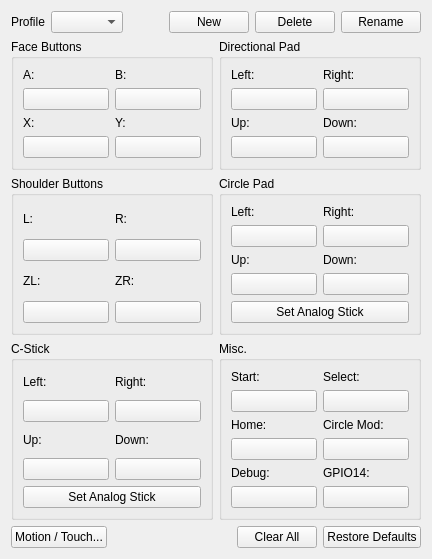
Before: the Qt Designer form src/citra_qt/configuration/configure_input.ui in tbsp/citra-valentin, drawn with Qt 5.
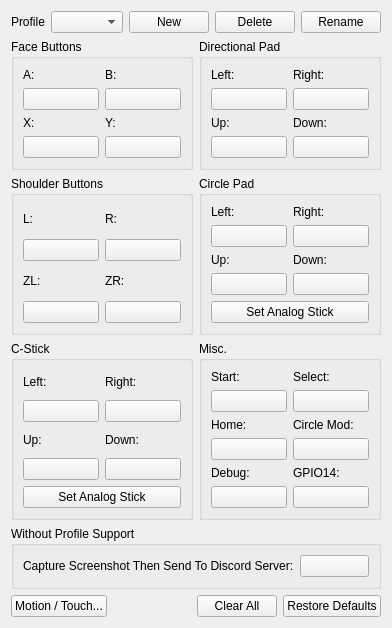
After: the same form once the commit is applied.

```diff
--- a/src/citra_qt/configuration/configure_input.ui
+++ b/src/citra_qt/configuration/configure_input.ui
@@ -2,6 +2,14 @@
 <ui version="4.0">
  <class>ConfigureInput</class>
  <widget class="QWidget" name="ConfigureInput">
+  <property name="geometry">
+   <rect>
+    <x>0</x>
+    <y>0</y>
+    <width>374</width>
+    <height>620</height>
+   </rect>
+  </property>
   <property name="windowTitle">
    <string>ConfigureInput</string>
   </property>
@@ -56,268 +64,7 @@
    </item>
    <item>
     <layout class="QGridLayout" name="gridLayout_7">
-     <item row="0" column="0">
-      <widget class="QGroupBox" name="faceButtons">
-       <property name="title">
-        <string>Face Buttons</string>
-       </property>
-       <property name="flat">
-        <bool>false</bool>
-       </property>
-       <property name="checkable">
-        <bool>false</bool>
-       </property>
-       <layout class="QGridLayout" name="gridLayout">
-        <item row="1" column="1">
-         <layout class="QVBoxLayout" name="verticalLayout_4">
-          <item>
-           <widget class="QLabel" name="label_4">
-            <property name="text">
-             <string>Y:</string>
-            </property>
-           </widget>
-          </item>
-          <item>
-           <widget class="QPushButton" name="buttonY">
-            <property name="text">
-             <string/>
-            </property>
-           </widget>
-          </item>
-         </layout>
-        </item>
-        <item row="1" column="0">
-         <layout class="QVBoxLayout" name="verticalLayout_3">
-          <item>
-           <widget class="QLabel" name="label_3">
-            <property name="text">
-             <string>X:</string>
-            </property>
-           </widget>
-          </item>
-          <item>
-           <widget class="QPushButton" name="buttonX">
-            <property name="text">
-             <string/>
-            </property>
-           </widget>
-          </item>
-         </layout>
-        </item>
-        <item row="0" column="1">
-         <layout class="QVBoxLayout" name="verticalLayout_2">
-          <item>
-           <widget class="QLabel" name="label_2">
-            <property name="text">
-             <string>B:</string>
-            </property>
-           </widget>
-          </item>
-          <item>
-           <widget class="QPushButton" name="buttonB">
-            <property name="text">
-             <string/>
-            </property>
-           </widget>
-          </item>
-         </layout>
-        </item>
-        <item row="0" column="0">
-         <layout class="QVBoxLayout" name="verticalLayout">
-          <item>
-           <widget class="QLabel" name="label">
-            <property name="text">
-             <string>A:</string>
-            </property>
-           </widget>
-          </item>
-          <item>
-           <widget class="QPushButton" name="buttonA">
-            <property name="text">
-             <string/>
-            </property>
-           </widget>
-          </item>
-         </layout>
-        </item>
-       </layout>
-      </widget>
-     </item>
-     <item row="0" column="1">
-      <widget class="QGroupBox" name="faceButtons_2">
-       <property name="title">
-        <string>Directional Pad</string>
-       </property>
-       <property name="flat">
-        <bool>false</bool>
-       </property>
-       <property name="checkable">
-        <bool>false</bool>
-       </property>
-       <layout class="QGridLayout" name="gridLayout_2">
-        <item row="1" column="0">
-         <layout class="QVBoxLayout" name="verticalLayout_12">
-          <item>
-           <widget class="QLabel" name="label_34">
-            <property name="text">
-             <string>Up:</string>
-            </property>
-           </widget>
-          </item>
-          <item>
-           <widget class="QPushButton" name="buttonDpadUp">
-            <property name="text">
-             <string/>
-            </property>
-           </widget>
-          </item>
-         </layout>
-        </item>
-        <item row="1" column="1">
-         <layout class="QVBoxLayout" name="verticalLayout_9">
-          <item>
-           <widget class="QLabel" name="label_35">
-            <property name="text">
-             <string>Down:</string>
-            </property>
-           </widget>
-          </item>
-          <item>
-           <widget class="QPushButton" name="buttonDpadDown">
-            <property name="text">
-             <string/>
-            </property>
-           </widget>
-          </item>
-         </layout>
-        </item>
-        <item row="0" column="0">
-         <layout class="QVBoxLayout" name="verticalLayout_10">
-          <item>
-           <widget class="QLabel" name="label_32">
-            <property name="text">
-             <string>Left:</string>
-            </property>
-           </widget>
-          </item>
-          <item>
-           <widget class="QPushButton" name="buttonDpadLeft">
-            <property name="text">
-             <string/>
-            </property>
-           </widget>
-          </item>
-         </layout>
-        </item>
-        <item row="0" column="1">
-         <layout class="QVBoxLayout" name="verticalLayout_11">
-          <item>
-           <widget class="QLabel" name="label_33">
-            <property name="text">
-             <string>Right:</string>
-            </property>
-           </widget>
-          </item>
-          <item>
-           <widget class="QPushButton" name="buttonDpadRight">
-            <property name="text">
-             <string/>
-            </property>
-           </widget>
-          </item>
-         </layout>
-        </item>
-       </layout>
-      </widget>
-     </item>
-     <item row="1" column="0">
-      <widget class="QGroupBox" name="faceButtons_3">
-       <property name="title">
-        <string>Shoulder Buttons</string>
-       </property>
-       <property name="flat">
-        <bool>false</bool>
-       </property>
-       <property name="checkable">
-        <bool>false</bool>
-       </property>
-       <layout class="QGridLayout" name="gridLayout_3">
-        <item row="0" column="0">
-         <layout class="QVBoxLayout" name="verticalLayout_13">
-          <item>
-           <widget class="QLabel" name="label_17">
-            <property name="text">
-             <string>L:</string>
-            </property>
-           </widget>
-          </item>
-          <item>
-           <widget class="QPushButton" name="buttonL">
-            <property name="text">
-             <string/>
-            </property>
-           </widget>
-          </item>
-         </layout>
-        </item>
-        <item row="0" column="1">
-         <layout class="QVBoxLayout" name="verticalLayout_14">
-          <item>
-           <widget class="QLabel" name="label_19">
-            <property name="text">
-             <string>R:</string>
-            </property>
-           </widget>
-          </item>
-          <item>
-           <widget class="QPushButton" name="buttonR">
-            <property name="text">
-             <string/>
-            </property>
-           </widget>
-          </item>
-         </layout>
-        </item>
-        <item row="1" column="0">
-         <layout class="QVBoxLayout" name="verticalLayout_15">
-          <item>
-           <widget class="QLabel" name="label_20">
-            <property name="text">
-             <string>ZL:</string>
-            </property>
-           </widget>
-          </item>
-          <item>
-           <widget class="QPushButton" name="buttonZL">
-            <property name="text">
-             <string/>
-            </property>
-           </widget>
-          </item>
-         </layout>
-        </item>
-        <item row="1" column="1">
-         <layout class="QVBoxLayout" name="verticalLayout_16">
-          <item>
-           <widget class="QLabel" name="label_18">
-            <property name="text">
-             <string>ZR:</string>
-            </property>
-           </widget>
-          </item>
-          <item>
-           <widget class="QPushButton" name="buttonZR">
-            <property name="text">
-             <string/>
-            </property>
-           </widget>
-          </item>
-         </layout>
-        </item>
-       </layout>
-      </widget>
-     </item>
-     <item row="1" column="1">
+     <item row="2" column="1">
       <widget class="QGroupBox" name="faceButtons_4">
        <property name="title">
         <string>Circle Pad</string>
@@ -411,101 +158,7 @@
        </layout>
       </widget>
      </item>
-     <item row="2" column="0">
-      <widget class="QGroupBox" name="faceButtons_5">
-       <property name="title">
-        <string>C-Stick</string>
-       </property>
-       <property name="flat">
-        <bool>false</bool>
-       </property>
-       <property name="checkable">
-        <bool>false</bool>
-       </property>
-       <layout class="QGridLayout" name="gridLayout_5">
-        <item row="0" column="0">
-         <layout class="QVBoxLayout" name="verticalLayout_21">
-          <item>
-           <widget class="QLabel" name="label_25">
-            <property name="text">
-             <string>Left:</string>
-            </property>
-           </widget>
-          </item>
-          <item>
-           <widget class="QPushButton" name="buttonCStickLeft">
-            <property name="text">
-             <string/>
-            </property>
-           </widget>
-          </item>
-         </layout>
-        </item>
-        <item row="0" column="1">
-         <layout class="QVBoxLayout" name="verticalLayout_22">
-          <item>
-           <widget class="QLabel" name="label_27">
-            <property name="text">
-             <string>Right:</string>
-            </property>
-           </widget>
-          </item>
-          <item>
-           <widget class="QPushButton" name="buttonCStickRight">
-            <property name="text">
-             <string/>
-            </property>
-           </widget>
-          </item>
-         </layout>
-        </item>
-        <item row="1" column="0">
-         <layout class="QVBoxLayout" name="verticalLayout_23">
-          <item>
-           <widget class="QLabel" name="label_28">
-            <property name="text">
-             <string>Up:</string>
-            </property>
-           </widget>
-          </item>
-          <item>
-           <widget class="QPushButton" name="buttonCStickUp">
-            <property name="text">
-             <string/>
-            </property>
-           </widget>
-          </item>
-         </layout>
-        </item>
-        <item row="1" column="1">
-         <layout class="QVBoxLayout" name="verticalLayout_24">
-          <item>
-           <widget class="QLabel" name="label_26">
-            <property name="text">
-             <string>Down:</string>
-            </property>
-           </widget>
-          </item>
-          <item>
-           <widget class="QPushButton" name="buttonCStickDown">
-            <property name="text">
-             <string/>
-            </property>
-           </widget>
-          </item>
-         </layout>
-        </item>
-        <item row="2" column="0" colspan="2">
-         <widget class="QPushButton" name="buttonCStickAnalog">
-          <property name="text">
-           <string>Set Analog Stick</string>
-          </property>
-         </widget>
-        </item>
-       </layout>
-      </widget>
-     </item>
-     <item row="2" column="1">
+     <item row="3" column="1">
       <widget class="QGroupBox" name="faceButtons_6">
        <property name="title">
         <string>Misc.</string>
@@ -628,6 +281,388 @@
        </layout>
       </widget>
      </item>
+     <item row="2" column="0">
+      <widget class="QGroupBox" name="faceButtons_3">
+       <property name="title">
+        <string>Shoulder Buttons</string>
+       </property>
+       <property name="flat">
+        <bool>false</bool>
+       </property>
+       <property name="checkable">
+        <bool>false</bool>
+       </property>
+       <layout class="QGridLayout" name="gridLayout_3">
+        <item row="0" column="0">
+         <layout class="QVBoxLayout" name="verticalLayout_13">
+          <item>
+           <widget class="QLabel" name="label_17">
+            <property name="text">
+             <string>L:</string>
+            </property>
+           </widget>
+          </item>
+          <item>
+           <widget class="QPushButton" name="buttonL">
+            <property name="text">
+             <string/>
+            </property>
+           </widget>
+          </item>
+         </layout>
+        </item>
+        <item row="0" column="1">
+         <layout class="QVBoxLayout" name="verticalLayout_14">
+          <item>
+           <widget class="QLabel" name="label_19">
+            <property name="text">
+             <string>R:</string>
+            </property>
+           </widget>
+          </item>
+          <item>
+           <widget class="QPushButton" name="buttonR">
+            <property name="text">
+             <string/>
+            </property>
+           </widget>
+          </item>
+         </layout>
+        </item>
+        <item row="1" column="0">
+         <layout class="QVBoxLayout" name="verticalLayout_15">
+          <item>
+           <widget class="QLabel" name="label_20">
+            <property name="text">
+             <string>ZL:</string>
+            </property>
+           </widget>
+          </item>
+          <item>
+           <widget class="QPushButton" name="buttonZL">
+            <property name="text">
+             <string/>
+            </property>
+           </widget>
+          </item>
+         </layout>
+        </item>
+        <item row="1" column="1">
+         <layout class="QVBoxLayout" name="verticalLayout_16">
+          <item>
+           <widget class="QLabel" name="label_18">
+            <property name="text">
+             <string>ZR:</string>
+            </property>
+           </widget>
+          </item>
+          <item>
+           <widget class="QPushButton" name="buttonZR">
+            <property name="text">
+             <string/>
+            </property>
+           </widget>
+          </item>
+         </layout>
+        </item>
+       </layout>
+      </widget>
+     </item>
+     <item row="3" column="0">
+      <widget class="QGroupBox" name="faceButtons_5">
+       <property name="title">
+        <string>C-Stick</string>
+       </property>
+       <property name="flat">
+        <bool>false</bool>
+       </property>
+       <property name="checkable">
+        <bool>false</bool>
+       </property>
+       <layout class="QGridLayout" name="gridLayout_5">
+        <item row="0" column="0">
+         <layout class="QVBoxLayout" name="verticalLayout_21">
+          <item>
+           <widget class="QLabel" name="label_25">
+            <property name="text">
+             <string>Left:</string>
+            </property>
+           </widget>
+          </item>
+          <item>
+           <widget class="QPushButton" name="buttonCStickLeft">
+            <property name="text">
+             <string/>
+            </property>
+           </widget>
+          </item>
+         </layout>
+        </item>
+        <item row="0" column="1">
+         <layout class="QVBoxLayout" name="verticalLayout_22">
+          <item>
+           <widget class="QLabel" name="label_27">
+            <property name="text">
+             <string>Right:</string>
+            </property>
+           </widget>
+          </item>
+          <item>
+           <widget class="QPushButton" name="buttonCStickRight">
+            <property name="text">
+             <string/>
+            </property>
+           </widget>
+          </item>
+         </layout>
+        </item>
+        <item row="1" column="0">
+         <layout class="QVBoxLayout" name="verticalLayout_23">
+          <item>
+           <widget class="QLabel" name="label_28">
+            <property name="text">
+             <string>Up:</string>
+            </property>
+           </widget>
+          </item>
+          <item>
+           <widget class="QPushButton" name="buttonCStickUp">
+            <property name="text">
+             <string/>
+            </property>
+           </widget>
+          </item>
+         </layout>
+        </item>
+        <item row="1" column="1">
+         <layout class="QVBoxLayout" name="verticalLayout_24">
+          <item>
+           <widget class="QLabel" name="label_26">
+            <property name="text">
+             <string>Down:</string>
+            </property>
+           </widget>
+          </item>
+          <item>
+           <widget class="QPushButton" name="buttonCStickDown">
+            <property name="text">
+             <string/>
+            </property>
+           </widget>
+          </item>
+         </layout>
+        </item>
+        <item row="2" column="0" colspan="2">
+         <widget class="QPushButton" name="buttonCStickAnalog">
+          <property name="text">
+           <string>Set Analog Stick</string>
+          </property>
+         </widget>
+        </item>
+       </layout>
+      </widget>
+     </item>
+     <item row="1" column="1">
+      <widget class="QGroupBox" name="faceButtons_2">
+       <property name="title">
+        <string>Directional Pad</string>
+       </property>
+       <property name="flat">
+        <bool>false</bool>
+       </property>
+       <property name="checkable">
+        <bool>false</bool>
+       </property>
+       <layout class="QGridLayout" name="gridLayout_2">
+        <item row="1" column="0">
+         <layout class="QVBoxLayout" name="verticalLayout_12">
+          <item>
+           <widget class="QLabel" name="label_34">
+            <property name="text">
+             <string>Up:</string>
+            </property>
+           </widget>
+          </item>
+          <item>
+           <widget class="QPushButton" name="buttonDpadUp">
+            <property name="text">
+             <string/>
+            </property>
+           </widget>
+          </item>
+         </layout>
+        </item>
+        <item row="1" column="1">
+         <layout class="QVBoxLayout" name="verticalLayout_9">
+          <item>
+           <widget class="QLabel" name="label_35">
+            <property name="text">
+             <string>Down:</string>
+            </property>
+           </widget>
+          </item>
+          <item>
+           <widget class="QPushButton" name="buttonDpadDown">
+            <property name="text">
+             <string/>
+            </property>
+           </widget>
+          </item>
+         </layout>
+        </item>
+        <item row="0" column="0">
+         <layout class="QVBoxLayout" name="verticalLayout_10">
+          <item>
+           <widget class="QLabel" name="label_32">
+            <property name="text">
+             <string>Left:</string>
+            </property>
+           </widget>
+          </item>
+          <item>
+           <widget class="QPushButton" name="buttonDpadLeft">
+            <property name="text">
+             <string/>
+            </property>
+           </widget>
+          </item>
+         </layout>
+        </item>
+        <item row="0" column="1">
+         <layout class="QVBoxLayout" name="verticalLayout_11">
+          <item>
+           <widget class="QLabel" name="label_33">
+            <property name="text">
+             <string>Right:</string>
+            </property>
+           </widget>
+          </item>
+          <item>
+           <widget class="QPushButton" name="buttonDpadRight">
+            <property name="text">
+             <string/>
+            </property>
+           </widget>
+          </item>
+         </layout>
+        </item>
+       </layout>
+      </widget>
+     </item>
+     <item row="1" column="0">
+      <widget class="QGroupBox" name="faceButtons">
+       <property name="title">
+        <string>Face Buttons</string>
+       </property>
+       <property name="flat">
+        <bool>false</bool>
+       </property>
+       <property name="checkable">
+        <bool>false</bool>
+       </property>
+       <layout class="QGridLayout" name="gridLayout">
+        <item row="1" column="1">
+         <layout class="QVBoxLayout" name="verticalLayout_4">
+          <item>
+           <widget class="QLabel" name="label_4">
+            <property name="text">
+             <string>Y:</string>
+            </property>
+           </widget>
+          </item>
+          <item>
+           <widget class="QPushButton" name="buttonY">
+            <property name="text">
+             <string/>
+            </property>
+           </widget>
+          </item>
+         </layout>
+        </item>
+        <item row="1" column="0">
+         <layout class="QVBoxLayout" name="verticalLayout_3">
+          <item>
+           <widget class="QLabel" name="label_3">
+            <property name="text">
+             <string>X:</string>
+            </property>
+           </widget>
+          </item>
+          <item>
+           <widget class="QPushButton" name="buttonX">
+            <property name="text">
+             <string/>
+            </property>
+           </widget>
+          </item>
+         </layout>
+        </item>
+        <item row="0" column="1">
+         <layout class="QVBoxLayout" name="verticalLayout_2">
+          <item>
+           <widget class="QLabel" name="label_2">
+            <property name="text">
+             <string>B:</string>
+            </property>
+           </widget>
+          </item>
+          <item>
+           <widget class="QPushButton" name="buttonB">
+            <property name="text">
+             <string/>
+            </property>
+           </widget>
+          </item>
+         </layout>
+        </item>
+        <item row="0" column="0">
+         <layout class="QVBoxLayout" name="verticalLayout">
+          <item>
+           <widget class="QLabel" name="label">
+            <property name="text">
+             <string>A:</string>
+            </property>
+           </widget>
+          </item>
+          <item>
+           <widget class="QPushButton" name="buttonA">
+            <property name="text">
+             <string/>
+            </property>
+           </widget>
+          </item>
+         </layout>
+        </item>
+       </layout>
+      </widget>
+     </item>
+     <item row="4" column="0" colspan="2">
+      <widget class="QGroupBox" name="groupBox">
+       <property name="title">
+        <string>Without Profile Support</string>
+       </property>
+       <layout class="QVBoxLayout" name="verticalLayout_8">
+        <item>
+         <layout class="QHBoxLayout" name="horizontalLayout_2">
+          <item>
+           <widget class="QLabel" name="label_6">
+            <property name="text">
+             <string>Capture Screenshot Then Send To Discord Server:</string>
+            </property>
+           </widget>
+          </item>
+          <item>
+           <widget class="QPushButton" name="button_capture_screenshot_then_send_to_discord_server">
+            <property name="text">
+             <string/>
+            </property>
+           </widget>
+          </item>
+         </layout>
+        </item>
+       </layout>
+      </widget>
+     </item>
     </layout>
    </item>
    <item>
```
Left out of the diff: 72 changed lines with no effect on the pictures.
